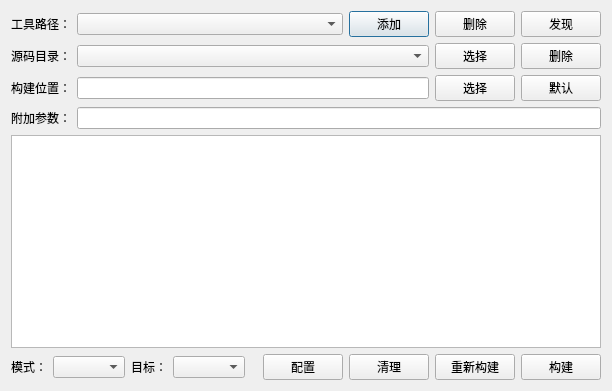
Above: cmakebuilder.ui from taynpg/cmakeBuilder before the change. Below: the same form after it.
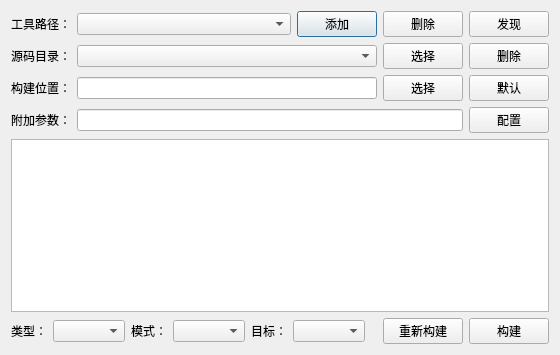
That is the form after the change.

Commit message: config：基本配置通过。

What changed in the file:
```diff
--- a/cmakebuilder.ui
+++ b/cmakebuilder.ui
@@ -6,8 +6,8 @@
    <rect>
     <x>0</x>
     <y>0</y>
-    <width>612</width>
-    <height>391</height>
+    <width>560</width>
+    <height>355</height>
    </rect>
   </property>
   <property name="windowTitle">
@@ -131,6 +131,13 @@
      <item>
       <widget class="QLineEdit" name="edAdditionArg"/>
      </item>
+     <item>
+      <widget class="QPushButton" name="btnConfig">
+       <property name="text">
+        <string>配置</string>
+       </property>
+      </widget>
+     </item>
     </layout>
    </item>
    <item>
@@ -138,6 +145,16 @@
    </item>
    <item>
     <layout class="QHBoxLayout" name="horizontalLayout_5">
+     <item>
+      <widget class="QLabel" name="label_7">
+       <property name="text">
+        <string>类型：</string>
+       </property>
+      </widget>
+     </item>
+     <item>
+      <widget class="QComboBox" name="cbType"/>
+     </item>
      <item>
       <widget class="QLabel" name="label_5">
        <property name="text">
@@ -171,20 +188,6 @@
        </property>
       </spacer>
      </item>
-     <item>
-      <widget class="QPushButton" name="btnConfig">
-       <property name="text">
-        <string>配置</string>
-       </property>
-      </widget>
-     </item>
-     <item>
-      <widget class="QPushButton" name="btnClean">
-       <property name="text">
-        <string>清理</string>
-       </property>
-      </widget>
-     </item>
      <item>
       <widget class="QPushButton" name="btnReBuild">
        <property name="text">
```
The commit also changes 3 other files.
